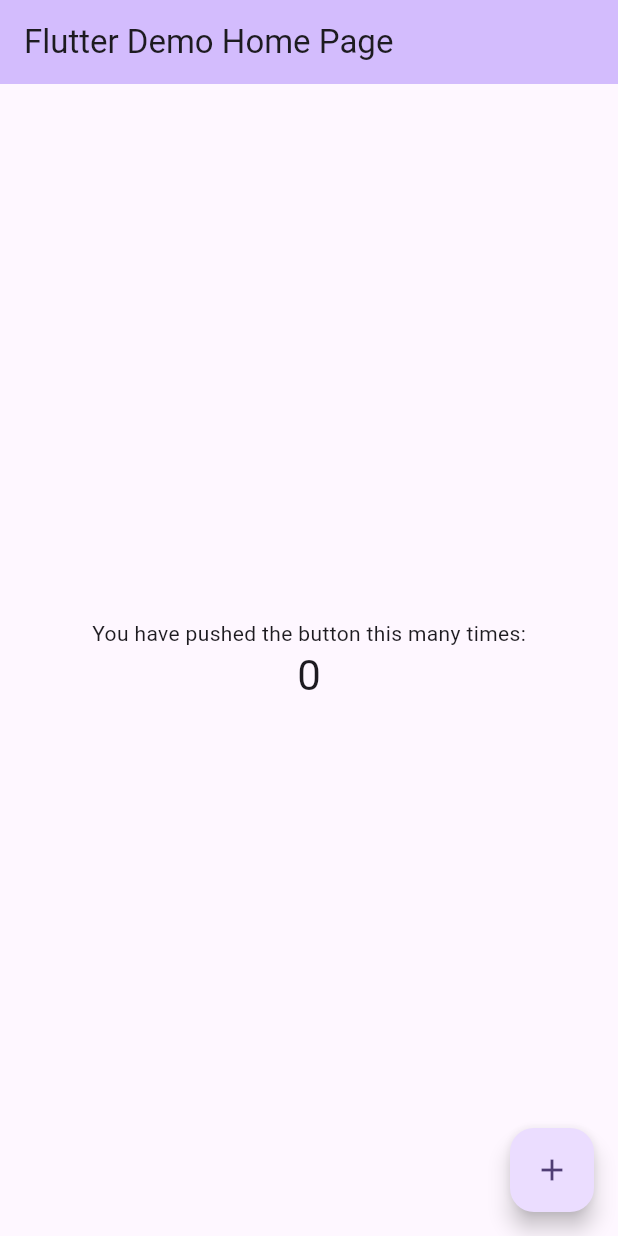
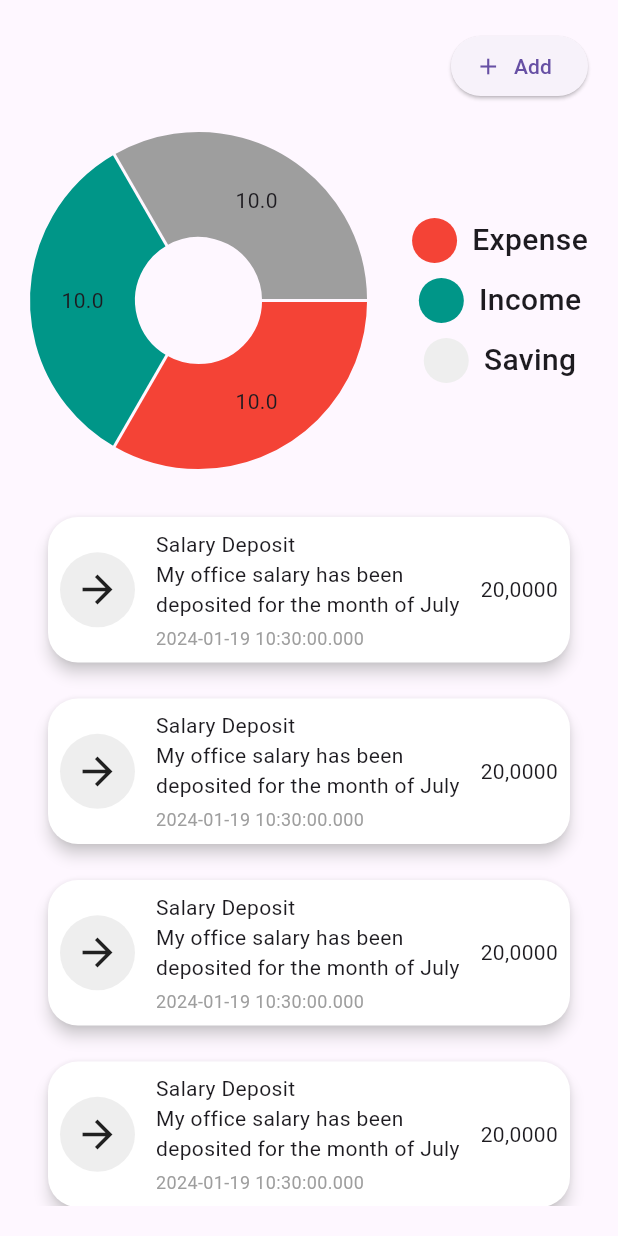
Before and after one commit to MurtazaFlutter/Expense-Tracker--BloC-Pattern, a Flutter app: the screen it shows after launch, on a phone screen of 412 x 824 dp. Run offline on Flutter 3.47's test engine with Material 3 defaults, Android fonts, the phone set to English and light mode, and no system bars; drawn by our look-alikes of fl_chart; our stand-ins replace gap.

Commit message:
done with home screen

```diff
--- a/lib/main.dart
+++ b/lib/main.dart
@@ -1,3 +1,4 @@
+import 'package:expense_tracker/views/addExpenses/views/expenses.dart';
 import 'package:flutter/material.dart';
 
 void main() {
@@ -7,119 +8,11 @@ void main() {
 class MyApp extends StatelessWidget {
   const MyApp({super.key});
 
-  // This widget is the root of your application.
   @override
   Widget build(BuildContext context) {
-    return MaterialApp(
-      title: 'Flutter Demo',
-      theme: ThemeData(
-        // This is the theme of your application.
-        //
-        // TRY THIS: Try running your application with "flutter run". You'll see
-        // the application has a purple toolbar. Then, without quitting the app,
-        // try changing the seedColor in the colorScheme below to Colors.green
-        // and then invoke "hot reload" (save your changes or press the "hot
-        // reload" button in a Flutter-supported IDE, or press "r" if you used
-        // the command line to start the app).
-        //
-        // Notice that the counter didn't reset back to zero; the application
-        // state is not lost during the reload. To reset the state, use hot
-        // restart instead.
-        //
-        // This works for code too, not just values: Most code changes can be
-        // tested with just a hot reload.
-        colorScheme: ColorScheme.fromSeed(seedColor: Colors.deepPurple),
-        useMaterial3: true,
-      ),
-      home: const MyHomePage(title: 'Flutter Demo Home Page'),
+    return const MaterialApp(
+      debugShowCheckedModeBanner: false,
+      home: Expenses(),
     );
   }
 }
-
-class MyHomePage extends StatefulWidget {
-  const MyHomePage({super.key, required this.title});
-
-  // This widget is the home page of your application. It is stateful, meaning
-  // that it has a State object (defined below) that contains fields that affect
-  // how it looks.
-
-  // This class is the configuration for the state. It holds the values (in this
-  // case the title) provided by the parent (in this case the App widget) and
-  // used by the build method of the State. Fields in a Widget subclass are
-  // always marked "final".
-
-  final String title;
-
-  @override
-  State<MyHomePage> createState() => _MyHomePageState();
-}
-
-class _MyHomePageState extends State<MyHomePage> {
-  int _counter = 0;
-
-  void _incrementCounter() {
-    setState(() {
-      // This call to setState tells the Flutter framework that something has
-      // changed in this State, which causes it to rerun the build method below
-      // so that the display can reflect the updated values. If we changed
-      // _counter without calling setState(), then the build method would not be
-      // called again, and so nothing would appear to happen.
-      _counter++;
-    });
-  }
-
-  @override
-  Widget build(BuildContext context) {
-    // This method is rerun every time setState is called, for instance as done
-    // by the _incrementCounter method above.
-    //
-    // The Flutter framework has been optimized to make rerunning build methods
-    // fast, so that you can just rebuild anything that needs updating rather
-    // than having to individually change instances of widgets.
-    return Scaffold(
-      appBar: AppBar(
-        // TRY THIS: Try changing the color here to a specific color (to
-        // Colors.amber, perhaps?) and trigger a hot reload to see the AppBar
-        // change color while the other colors stay the same.
-        backgroundColor: Theme.of(context).colorScheme.inversePrimary,
-        // Here we take the value from the MyHomePage object that was created by
-        // the App.build method, and use it to set our appbar title.
-        title: Text(widget.title),
-      ),
-      body: Center(
-        // Center is a layout widget. It takes a single child and positions it
-        // in the middle of the parent.
-        child: Column(
-          // Column is also a layout widget. It takes a list of children and
-          // arranges them vertically. By default, it sizes itself to fit its
-          // children horizontally, and tries to be as tall as its parent.
-          //
-          // Column has various properties to control how it sizes itself and
-          // how it positions its children. Here we use mainAxisAlignment to
-          // center the children vertically; the main axis here is the vertical
-          // axis because Columns are vertical (the cross axis would be
-          // horizontal).
-          //
-          // TRY THIS: Invoke "debug painting" (choose the "Toggle Debug Paint"
-          // action in the IDE, or press "p" in the console), to see the
-          // wireframe for each widget.
-          mainAxisAlignment: MainAxisAlignment.center,
-          children: <Widget>[
-            const Text(
-              'You have pushed the button this many times:',
-            ),
-            Text(
-              '$_counter',
-              style: Theme.of(context).textTheme.headlineMedium,
-            ),
-          ],
-        ),
-      ),
-      floatingActionButton: FloatingActionButton(
-        onPressed: _incrementCounter,
-        tooltip: 'Increment',
-        child: const Icon(Icons.add),
-      ), // This trailing comma makes auto-formatting nicer for build methods.
-    );
-  }
-}
--- a/lib/views/addExpenses/views/expenses.dart
+++ b/lib/views/addExpenses/views/expenses.dart
@@ -0,0 +1,87 @@
+import 'package:fl_chart/fl_chart.dart';
+import 'package:flutter/material.dart';
+import 'package:gap/gap.dart';
+
+import '../widgets/expense_tracker.dart';
+import '../widgets/tracker.dart';
+
+class Expenses extends StatefulWidget {
+  const Expenses({super.key});
+
+  @override
+  State<Expenses> createState() => _ExpensesState();
+}
+
+class _ExpensesState extends State<Expenses> {
+  @override
+  Widget build(BuildContext context) {
+    return Scaffold(
+        body: SafeArea(
+      child: Padding(
+        padding: const EdgeInsets.symmetric(horizontal: 20),
+        child: Column(
+          children: [
+            const Gap(20),
+            Align(
+              alignment: Alignment.topRight,
+              child: ElevatedButton.icon(
+                  onPressed: () {},
+                  icon: const Icon(Icons.add),
+                  label: const Text("Add")),
+            ),
+            const Gap(20),
+            Row(
+              children: [
+                Expanded(
+                  child: AspectRatio(
+                    aspectRatio: 1,
+                    child: PieChart(
+                      PieChartData(sections: [
+                        PieChartSectionData(radius: 70, color: Colors.red),
+                        PieChartSectionData(radius: 70, color: Colors.teal),
+                        PieChartSectionData(radius: 70, color: Colors.grey),
+                      ]),
+                    ),
+                  ),
+                ),
+                const Gap(30),
+                Column(
+                  children: [
+                    const TrackerWidget(
+                      title: 'Expense',
+                      color: Colors.red,
+                    ),
+                    const Gap(10),
+                    const TrackerWidget(
+                      title: 'Income',
+                      color: Colors.teal,
+                    ),
+                    const Gap(10),
+                    TrackerWidget(
+                      title: 'Saving',
+                      color: Colors.grey.shade200,
+                    ),
+                  ],
+                )
+              ],
+            ),
+            const Gap(20),
+            Expanded(
+              child: ListView.builder(
+                  itemCount: 10,
+                  shrinkWrap: true,
+                  scrollDirection: Axis.vertical,
+                  itemBuilder: (context, index) {
+                    return const Padding(
+                      padding: EdgeInsets.all(8.0),
+                      child: ExpenseTracker(),
+                    );
+                  }),
+            ),
+            const Gap(20)
+          ],
+        ),
+      ),
+    ));
+  }
+}
--- /dev/null
+++ b/lib/views/addExpenses/widgets/expense_tracker.dart
@@ -0,0 +1,55 @@
+import 'package:flutter/material.dart';
+import 'package:gap/gap.dart';
+
+class ExpenseTracker extends StatelessWidget {
+  const ExpenseTracker({
+    super.key,
+  });
+
+  @override
+  Widget build(BuildContext context) {
+    return Card(
+        elevation: 4,
+        color: Colors.white,
+        shadowColor: Colors.grey.shade300,
+        shape: RoundedRectangleBorder(
+          borderRadius: BorderRadius.circular(20),
+        ),
+        child: Padding(
+          padding: const EdgeInsets.all(8.0),
+          child:
+              Row(mainAxisAlignment: MainAxisAlignment.spaceBetween, children: [
+            Container(
+              height: 50,
+              width: 50,
+              decoration: BoxDecoration(
+                color: Colors.grey.shade200,
+                shape: BoxShape.circle,
+              ),
+              child: const Icon(
+                Icons.arrow_forward,
+                size: 30,
+              ),
+            ),
+            Column(
+              crossAxisAlignment: CrossAxisAlignment.start,
+              children: [
+                const Text("Salary Deposit"),
+                const Text(
+                  "My office salary has been \ndeposited for the month of July",
+                ),
+                const Gap(4),
+                Text(
+                  "${DateTime.now().toLocal()}",
+                  style: const TextStyle(
+                    color: Colors.grey,
+                    fontSize: 12,
+                  ),
+                ),
+              ],
+            ),
+            const Text("20,0000"),
+          ]),
+        ));
+  }
+}
--- /dev/null
+++ b/lib/views/addExpenses/widgets/tracker.dart
@@ -0,0 +1,33 @@
+import 'package:flutter/material.dart';
+import 'package:gap/gap.dart';
+
+class TrackerWidget extends StatelessWidget {
+  final String title;
+  final Color color;
+
+  const TrackerWidget({
+    super.key,
+    required this.title,
+    required this.color,
+  });
+
+  @override
+  Widget build(BuildContext context) {
+    return Row(
+      mainAxisAlignment: MainAxisAlignment.start,
+      crossAxisAlignment: CrossAxisAlignment.start,
+      children: [
+        Container(
+          height: 30,
+          width: 30,
+          decoration: BoxDecoration(shape: BoxShape.circle, color: color),
+        ),
+        const Gap(10),
+        Text(
+          title,
+          style: const TextStyle(fontSize: 20, fontWeight: FontWeight.w500),
+        ),
+      ],
+    );
+  }
+}
--- a/pubspec.yaml
+++ b/pubspec.yaml
@@ -36,6 +36,10 @@ dependencies:
   # Use with the CupertinoIcons class for iOS style icons.
   cupertino_icons: ^1.0.2
   fl_chart: ^0.66.0
+  cloud_firestore: ^4.14.0
+  firebase_core: ^2.24.2
+  riverpod: ^2.4.9
+  gap: ^3.0.1
 
 dev_dependencies:
   flutter_test:
```
Also changed, not shown: pubspec.lock, 4 other files.
